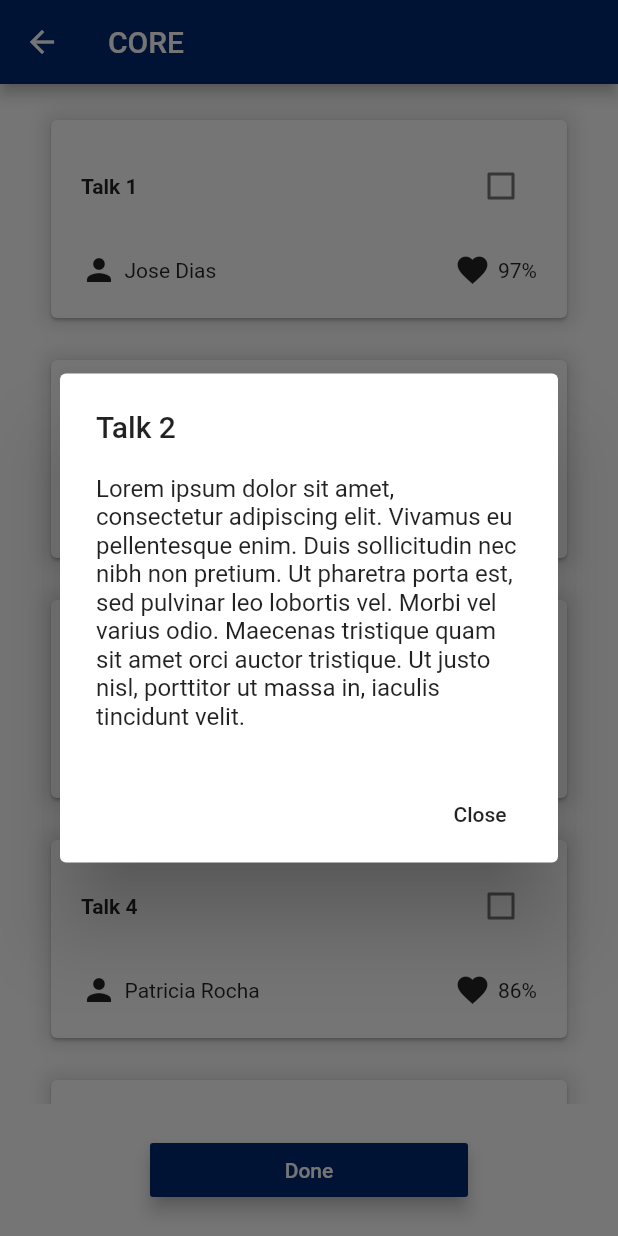
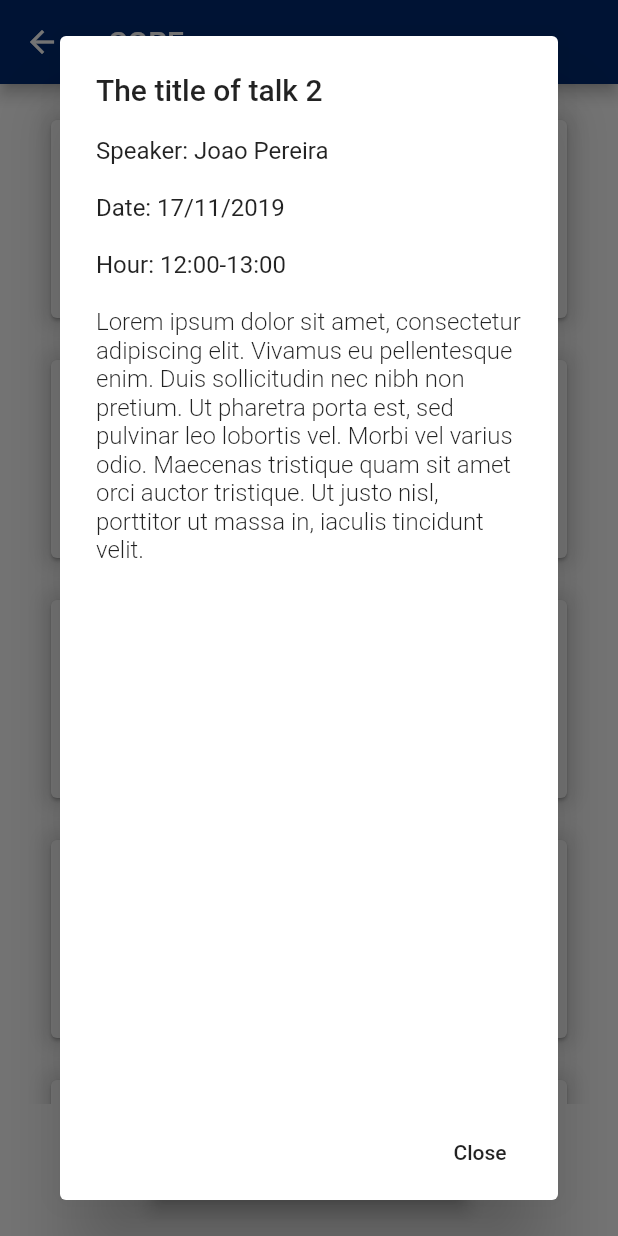
Before and after one commit to softeng-feup/open-cx-mib-refugees, a Flutter app: the Rankings screen opened directly, after a tap on "Talk 2", on a phone screen of 412 x 824 dp. Run offline on Flutter 3.47's test engine with Material 2 defaults, Android fonts, the light colour scheme and no system bars; our stand-ins replace firebase_database, percent_indicator; missing offline and left inert: grouped_buttons; accounts and stored records are empty.

Commit message:
text question and other

```diff
--- a/CORE/lib/screens/rankings.dart
+++ b/CORE/lib/screens/rankings.dart
@@ -13,19 +13,16 @@ class Rankings extends StatefulWidget {
 class _Rankings extends State<Rankings> {
 
   final database = FirebaseDatabase.instance.reference().child("Program");
-  List allLectures= new List();
 
   void getData() async {
-    List allLec= new List();
     database.once().then((snap) {
       Map<dynamic,dynamic> map = snap.value;
       map.forEach((key, value) {
-        var lecture=snap.value[key];
-        allLec.add(lecture);
-        debugPrint(lecture['title']);
+        var names=snap.value[key].toString();
+          //print(names);
         });
       });
-    allLectures=allLec;
+
   }
 
   List allItems = [
@@ -131,15 +128,28 @@ class _Rankings extends State<Rankings> {
     }
   ];
 
-  void _showDialog(String name, String abstract) {
+
+
+  void _showDialog(String title, String speaker, String date, String start, String end, String abstract) {
     // flutter defined function
     showDialog(
       context: context,
       builder: (BuildContext context) {
         // return object of type Dialog
         return AlertDialog(
-          title: new Text(name),
-          content: new Text(abstract),
+          title: new Text(title),
+          content: Column(
+            crossAxisAlignment: CrossAxisAlignment.start,
+            children: <Widget>[
+              Text("Speaker: " + speaker),
+              Text(""),
+              Text("Date: " + date),
+              Text(""),
+              Text("Hour: " + start + "-" + end),
+              Text(""),
+              Text(abstract, style: TextStyle(fontWeight: FontWeight.w300),),
+            ],
+          ),
           actions: <Widget>[
             // usually buttons at the bottom of the dialog
             new FlatButton(
@@ -157,12 +167,11 @@ class _Rankings extends State<Rankings> {
   Widget getCards(item) {
     var sel = false;
 
-
     return Padding(
       padding: EdgeInsets.only(top: 20, right: 30, left: 30),
       child: InkWell(
         onTap: () {
-          _showDialog(item['name'], item['abstract']);
+          _showDialog(item['title'], item['speaker'], item['date'], item['start_hour'], item['end_hour'], item['abstract']);
         },
         child: Container(
           child: Card(
@@ -212,7 +221,7 @@ class _Rankings extends State<Rankings> {
                           Icon(Icons.favorite),
                           Padding(
                             padding: const EdgeInsets.only(left: 5),
-                            child: Text(item['rank'].toString()),
+                            child: Text(item['rank']),
                           ),
                         ],
                       ),
@@ -230,10 +239,9 @@ class _Rankings extends State<Rankings> {
   }
 
   Widget getRanking() {
-    getData();
     return Container(
       child: ListView(
-        children:  allItems.map((element) {
+        children: allItems.map((element) {
           return getCards(element);
         }).toList(),
       ),
@@ -242,6 +250,7 @@ class _Rankings extends State<Rankings> {
 
   @override
   Widget build(BuildContext context) {
+    getData();
     return Scaffold(
         backgroundColor: Colors.white,
         appBar: AppBar(
```
Also changed, not shown: CORE/lib/screens/formQuestions.dart (+39 -4 lines), CORE/lib/screens/schedule.dart (+7 -1 lines).
